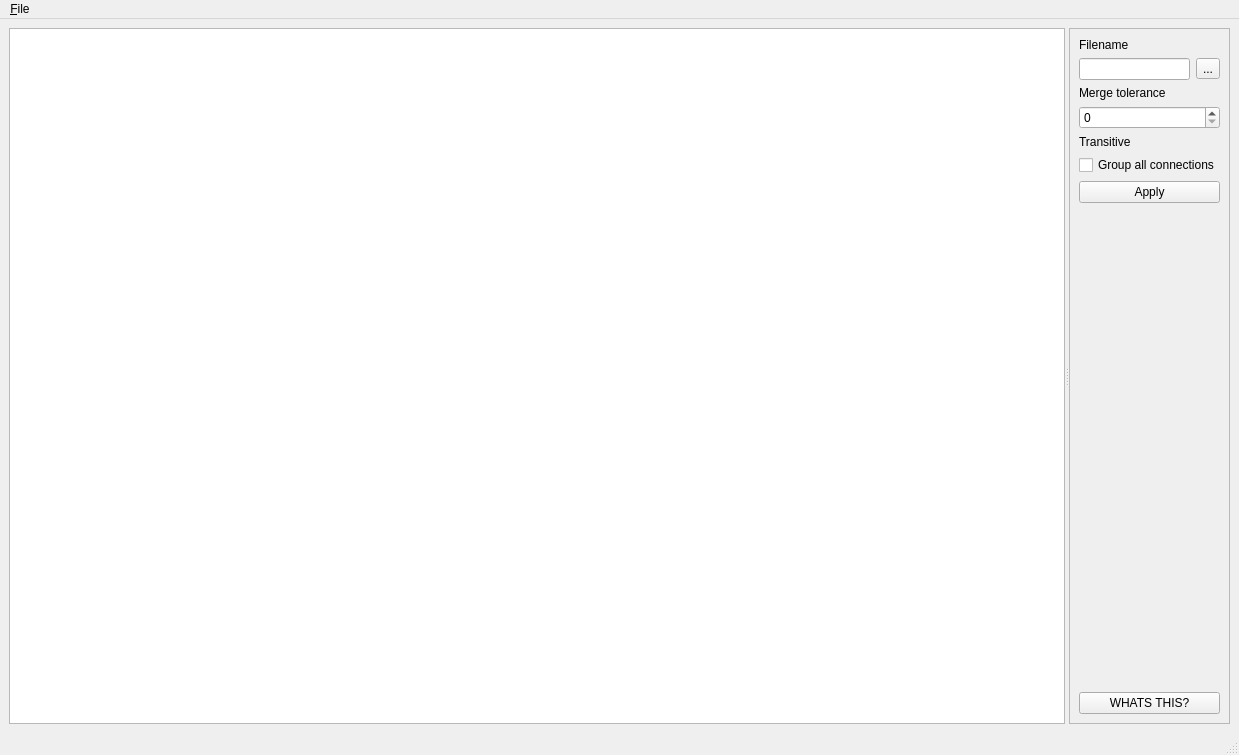
Above: frmmain_designer.ui from JMcInerneyLab/groot before the change. Below: the same form after it.
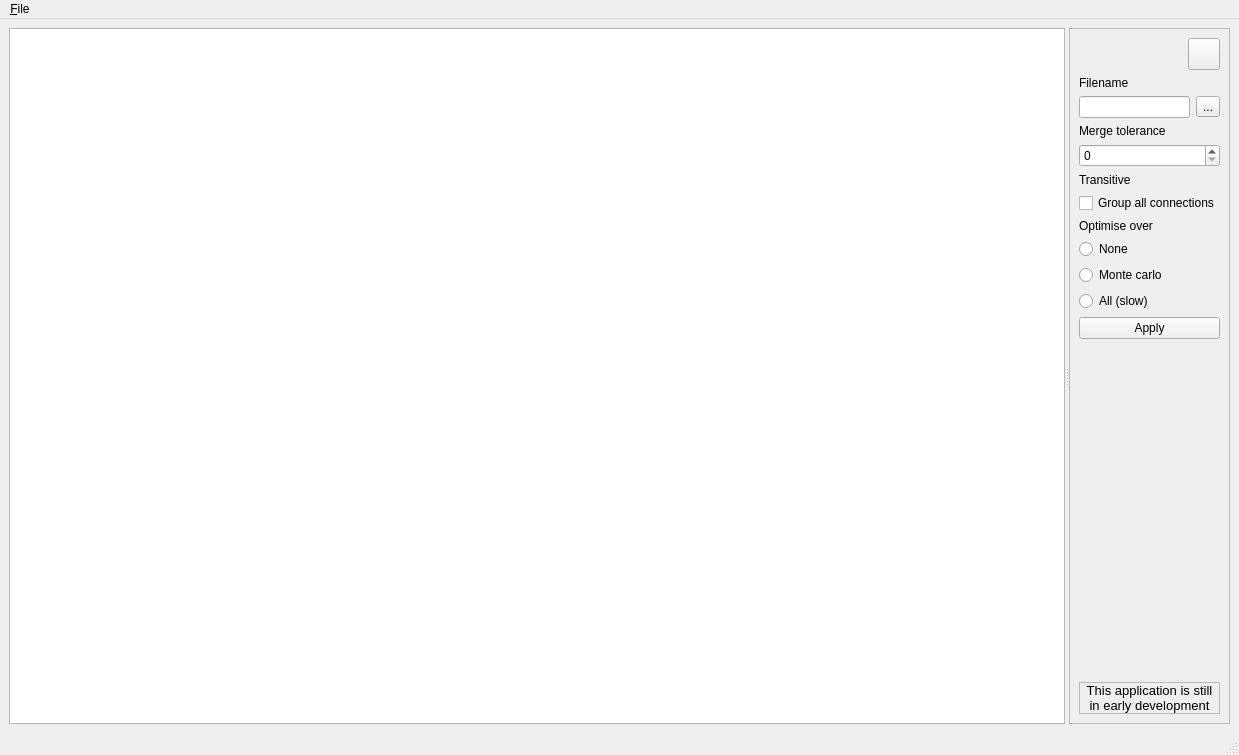
That is the form after the change. Icons and pictures are not drawn.

Patch:
```diff
--- a/frmmain_designer.ui
+++ b/frmmain_designer.ui
@@ -45,6 +45,58 @@
         <enum>QFrame::Raised</enum>
        </property>
        <layout class="QVBoxLayout" name="verticalLayout">
+        <item>
+         <layout class="QHBoxLayout" name="horizontalLayout_2">
+          <item>
+           <spacer name="horizontalSpacer">
+            <property name="orientation">
+             <enum>Qt::Horizontal</enum>
+            </property>
+            <property name="sizeHint" stdset="0">
+             <size>
+              <width>40</width>
+              <height>20</height>
+             </size>
+            </property>
+           </spacer>
+          </item>
+          <item>
+           <widget class="QPushButton" name="BTN_WHATS_THIS">
+            <property name="sizePolicy">
+             <sizepolicy hsizetype="Minimum" vsizetype="Minimum">
+              <horstretch>0</horstretch>
+              <verstretch>0</verstretch>
+             </sizepolicy>
+            </property>
+            <property name="minimumSize">
+             <size>
+              <width>32</width>
+              <height>32</height>
+             </size>
+            </property>
+            <property name="maximumSize">
+             <size>
+              <width>32</width>
+              <height>32</height>
+             </size>
+            </property>
+            <property name="toolTip">
+             <string>Click to display &quot;what's this&quot; style popup help.</string>
+            </property>
+            <property name="statusTip">
+             <string>Click to display &quot;what's this&quot; style popup help.</string>
+            </property>
+            <property name="whatsThis">
+             <string>Once in what's this mode, click somewhere else!</string>
+            </property>
+            <property name="icon">
+             <iconset resource="Resources.qrc">
+              <normaloff>:/Images/help-cursor.svg</normaloff>:/Images/help-cursor.svg</iconset>
+            </property>
+           </widget>
+          </item>
+         </layout>
+        </item>
         <item>
          <widget class="QLabel" name="label_3">
           <property name="statusTip">
@@ -155,6 +207,61 @@
           </property>
          </widget>
         </item>
+        <item>
+         <widget class="QLabel" name="label_4">
+          <property name="sizePolicy">
+           <sizepolicy hsizetype="Preferred" vsizetype="Preferred">
+            <horstretch>0</horstretch>
+            <verstretch>0</verstretch>
+           </sizepolicy>
+          </property>
+          <property name="whatsThis">
+           <string>&lt;html&gt;&lt;head/&gt;&lt;body&gt;&lt;p&gt;Select the optimisation method.&lt;/p&gt;&lt;p&gt;&lt;br/&gt;&lt;/p&gt;&lt;p&gt;&lt;span style=&quot; font-weight:600;&quot;&gt;None&lt;/span&gt;&lt;/p&gt;&lt;p&gt;Don't optimise, sequences will be sorted by length.&lt;/p&gt;&lt;p&gt;This is the fastest option.&lt;/p&gt;&lt;p&gt;Takes less than a second with the sample data.&lt;/p&gt;&lt;p&gt;&lt;br/&gt;&lt;/p&gt;&lt;p&gt;&lt;span style=&quot; font-weight:600;&quot;&gt;Monte carlo&lt;/span&gt;&lt;/p&gt;&lt;p&gt;Quick and dirty optimisation over a subset of random permutaions.&lt;/p&gt;&lt;p&gt;Takes a few seconds with the sample data.&lt;/p&gt;&lt;p&gt;&lt;br/&gt;&lt;/p&gt;&lt;p&gt;&lt;span style=&quot; font-weight:600;&quot;&gt;All&lt;/span&gt;&lt;/p&gt;&lt;p&gt;Optimise over all permutations. May take an excessively long time.&lt;/p&gt;&lt;p&gt;Takes overnight with the sample data.&lt;/p&gt;&lt;/body&gt;&lt;/html&gt;</string>
+          </property>
+          <property name="text">
+           <string>Optimise over</string>
+          </property>
+         </widget>
+        </item>
+        <item>
+         <widget class="QRadioButton" name="RAD_OPT_NONE">
+          <property name="statusTip">
+           <string>Sort sequences by length</string>
+          </property>
+          <property name="whatsThis">
+           <string>&lt;html&gt;&lt;head/&gt;&lt;body&gt;&lt;p&gt;Select the optimisation method.&lt;/p&gt;&lt;p&gt;&lt;br/&gt;&lt;/p&gt;&lt;p&gt;&lt;span style=&quot; font-weight:600;&quot;&gt;None&lt;/span&gt;&lt;/p&gt;&lt;p&gt;Don't optimise, sequences will be sorted by length.&lt;/p&gt;&lt;p&gt;This is the fastest option.&lt;/p&gt;&lt;p&gt;Takes less than a second with the sample data.&lt;/p&gt;&lt;p&gt;&lt;br/&gt;&lt;/p&gt;&lt;p&gt;&lt;span style=&quot; font-weight:600;&quot;&gt;Monte carlo&lt;/span&gt;&lt;/p&gt;&lt;p&gt;Quick and dirty optimisation over a subset of random permutaions.&lt;/p&gt;&lt;p&gt;Takes a few seconds with the sample data.&lt;/p&gt;&lt;p&gt;&lt;br/&gt;&lt;/p&gt;&lt;p&gt;&lt;span style=&quot; font-weight:600;&quot;&gt;All&lt;/span&gt;&lt;/p&gt;&lt;p&gt;Optimise over all permutations. May take an excessively long time.&lt;/p&gt;&lt;p&gt;Takes overnight with the sample data.&lt;/p&gt;&lt;/body&gt;&lt;/html&gt;</string>
+          </property>
+          <property name="text">
+           <string>None</string>
+          </property>
+         </widget>
+        </item>
+        <item>
+         <widget class="QRadioButton" name="RAD_OPT_MC">
+          <property name="statusTip">
+           <string>Run a quick Montecarlo simulation to optimise the order</string>
+          </property>
+          <property name="whatsThis">
+           <string>&lt;html&gt;&lt;head/&gt;&lt;body&gt;&lt;p&gt;Select the optimisation method.&lt;/p&gt;&lt;p&gt;&lt;br/&gt;&lt;/p&gt;&lt;p&gt;&lt;span style=&quot; font-weight:600;&quot;&gt;None&lt;/span&gt;&lt;/p&gt;&lt;p&gt;Don't optimise, sequences will be sorted by length.&lt;/p&gt;&lt;p&gt;This is the fastest option.&lt;/p&gt;&lt;p&gt;Takes less than a second with the sample data.&lt;/p&gt;&lt;p&gt;&lt;br/&gt;&lt;/p&gt;&lt;p&gt;&lt;span style=&quot; font-weight:600;&quot;&gt;Monte carlo&lt;/span&gt;&lt;/p&gt;&lt;p&gt;Quick and dirty optimisation over a subset of random permutaions.&lt;/p&gt;&lt;p&gt;Takes a few seconds with the sample data.&lt;/p&gt;&lt;p&gt;&lt;br/&gt;&lt;/p&gt;&lt;p&gt;&lt;span style=&quot; font-weight:600;&quot;&gt;All&lt;/span&gt;&lt;/p&gt;&lt;p&gt;Optimise over all permutations. May take an excessively long time.&lt;/p&gt;&lt;p&gt;Takes overnight with the sample data.&lt;/p&gt;&lt;/body&gt;&lt;/html&gt;</string>
+          </property>
+          <property name="text">
+           <string>Monte carlo</string>
+          </property>
+         </widget>
+        </item>
+        <item>
+         <widget class="QRadioButton" name="RAD_OPT_ALL">
+          <property name="statusTip">
+           <string>Optimise the order over all permutaions **very slow**</string>
+          </property>
+          <property name="whatsThis">
+           <string>&lt;html&gt;&lt;head/&gt;&lt;body&gt;&lt;p&gt;Select the optimisation method.&lt;/p&gt;&lt;p&gt;&lt;br/&gt;&lt;/p&gt;&lt;p&gt;&lt;span style=&quot; font-weight:600;&quot;&gt;None&lt;/span&gt;&lt;/p&gt;&lt;p&gt;Don't optimise, sequences will be sorted by length.&lt;/p&gt;&lt;p&gt;This is the fastest option.&lt;/p&gt;&lt;p&gt;Takes less than a second with the sample data.&lt;/p&gt;&lt;p&gt;&lt;br/&gt;&lt;/p&gt;&lt;p&gt;&lt;span style=&quot; font-weight:600;&quot;&gt;Monte carlo&lt;/span&gt;&lt;/p&gt;&lt;p&gt;Quick and dirty optimisation over a subset of random permutaions.&lt;/p&gt;&lt;p&gt;Takes a few seconds with the sample data.&lt;/p&gt;&lt;p&gt;&lt;br/&gt;&lt;/p&gt;&lt;p&gt;&lt;span style=&quot; font-weight:600;&quot;&gt;All&lt;/span&gt;&lt;/p&gt;&lt;p&gt;Optimise over all permutations. May take an excessively long time.&lt;/p&gt;&lt;p&gt;Takes overnight with the sample data.&lt;/p&gt;&lt;/body&gt;&lt;/html&gt;</string>
+          </property>
+          <property name="text">
+           <string>All (slow)</string>
+          </property>
+         </widget>
+        </item>
         <item>
          <widget class="QPushButton" name="pushButton">
           <property name="statusTip">
@@ -182,18 +289,32 @@
          </spacer>
         </item>
         <item>
-         <widget class="QPushButton" name="BTN_WHATS_THIS">
-          <property name="toolTip">
-           <string>Click to display what's this help.</string>
+         <widget class="QLabel" name="label_5">
+          <property name="sizePolicy">
+           <sizepolicy hsizetype="Ignored" vsizetype="Minimum">
+            <horstretch>0</horstretch>
+            <verstretch>0</verstretch>
+           </sizepolicy>
           </property>
-          <property name="statusTip">
-           <string>Click to display what's this help.</string>
+          <property name="font">
+           <font>
+            <pointsize>10</pointsize>
+           </font>
           </property>
-          <property name="whatsThis">
-           <string>Once in what's this mode, click somewhere else!</string>
+          <property name="frameShape">
+           <enum>QFrame::StyledPanel</enum>
+          </property>
+          <property name="frameShadow">
+           <enum>QFrame::Plain</enum>
           </property>
           <property name="text">
-           <string>WHATS THIS?</string>
+           <string>This application is still in early development</string>
+          </property>
+          <property name="alignment">
+           <set>Qt::AlignCenter</set>
+          </property>
+          <property name="wordWrap">
+           <bool>true</bool>
           </property>
          </widget>
         </item>
```
Left out of the diff: 4 changed lines with no effect on the pictures.
